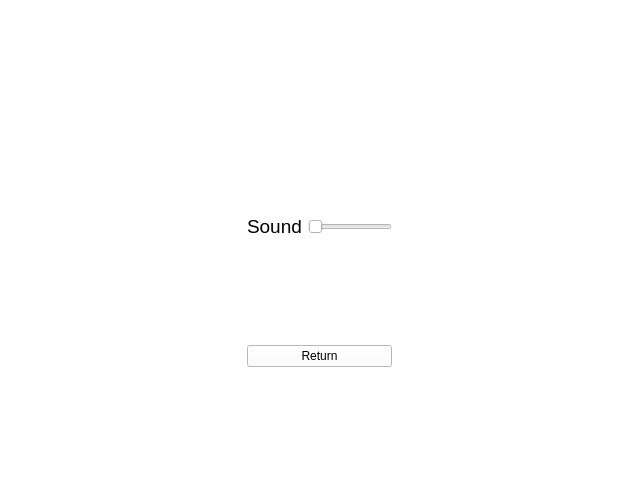
Above: optionmenu.ui from BetmanSmall/LittleGame before the change. Below: the same form after it.
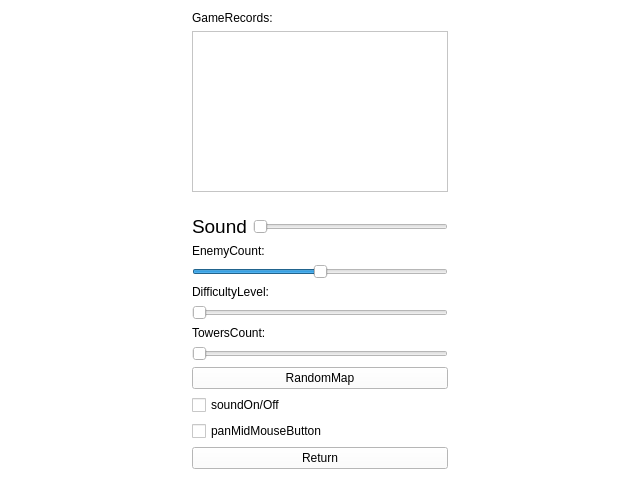
That is the form after the change.

What changed in the file:
```diff
--- a/optionmenu.ui
+++ b/optionmenu.ui
@@ -477,6 +477,20 @@
    </item>
    <item>
     <layout class="QVBoxLayout" name="verticalLayout_3">
+     <item>
+      <widget class="QLabel" name="labelGameRecords">
+       <property name="text">
+        <string>GameRecords:</string>
+       </property>
+      </widget>
+     </item>
+     <item>
+      <widget class="QListWidget" name="gameRecordsListWidget">
+       <property name="focusPolicy">
+        <enum>Qt::NoFocus</enum>
+       </property>
+      </widget>
+     </item>
      <item>
       <spacer name="verticalSpacer_2">
        <property name="orientation">
@@ -522,17 +536,94 @@
       </layout>
      </item>
      <item>
-      <spacer name="verticalSpacer">
+      <widget class="QLabel" name="labelEnemyCount">
+       <property name="text">
+        <string>EnemyCount:</string>
+       </property>
+      </widget>
+     </item>
+     <item>
+      <widget class="QSlider" name="enemyCount">
+       <property name="maximum">
+        <number>32</number>
+       </property>
+       <property name="pageStep">
+        <number>4</number>
+       </property>
+       <property name="value">
+        <number>16</number>
+       </property>
        <property name="orientation">
-        <enum>Qt::Vertical</enum>
+        <enum>Qt::Horizontal</enum>
        </property>
-       <property name="sizeHint" stdset="0">
-        <size>
-         <width>20</width>
-         <height>40</height>
-        </size>
+       <property name="tickPosition">
+        <enum>QSlider::NoTicks</enum>
        </property>
-      </spacer>
+      </widget>
+     </item>
+     <item>
+      <widget class="QLabel" name="labelDifficultyLevel">
+       <property name="text">
+        <string>DifficultyLevel:</string>
+       </property>
+      </widget>
+     </item>
+     <item>
+      <widget class="QSlider" name="difficultyLevel">
+       <property name="maximum">
+        <number>2</number>
+       </property>
+       <property name="pageStep">
+        <number>1</number>
+       </property>
+       <property name="orientation">
+        <enum>Qt::Horizontal</enum>
+       </property>
+      </widget>
+     </item>
+     <item>
+      <widget class="QLabel" name="labelTowerCount">
+       <property name="text">
+        <string>TowersCount:</string>
+       </property>
+      </widget>
+     </item>
+     <item>
+      <widget class="QSlider" name="towersCount">
+       <property name="enabled">
+        <bool>false</bool>
+       </property>
+       <property name="maximum">
+        <number>32</number>
+       </property>
+       <property name="pageStep">
+        <number>4</number>
+       </property>
+       <property name="orientation">
+        <enum>Qt::Horizontal</enum>
+       </property>
+      </widget>
+     </item>
+     <item>
+      <widget class="QPushButton" name="randomMapButton">
+       <property name="text">
+        <string>RandomMap</string>
+       </property>
+      </widget>
+     </item>
+     <item>
+      <widget class="QCheckBox" name="sound">
+       <property name="text">
+        <string>soundOn/Off</string>
+       </property>
+      </widget>
+     </item>
+     <item>
+      <widget class="QCheckBox" name="panMidMouseButton">
+       <property name="text">
+        <string>panMidMouseButton</string>
+       </property>
+      </widget>
      </item>
      <item>
       <widget class="QPushButton" name="returnButton">
@@ -541,19 +632,6 @@
        </property>
       </widget>
      </item>
-     <item>
-      <spacer name="verticalSpacer_3">
-       <property name="orientation">
-        <enum>Qt::Vertical</enum>
-       </property>
-       <property name="sizeHint" stdset="0">
-        <size>
-         <width>20</width>
-         <height>40</height>
-        </size>
-       </property>
-      </spacer>
-     </item>
     </layout>
    </item>
    <item>
```
Left out of the diff: 2 changed lines with no effect on the pictures.
